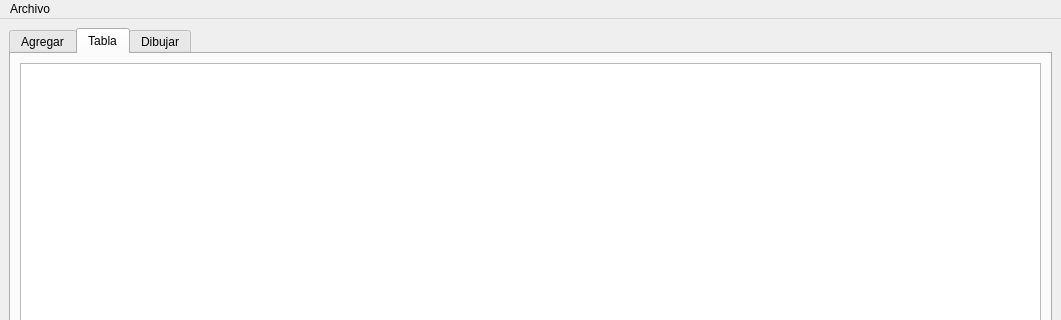
Qt form mainwindow.ui (DavidDEstrada/ui_particulas) before a commit; both pictures show x 0 to 1061 and y 0 to 320 of the 1061 by 558 pixel window.
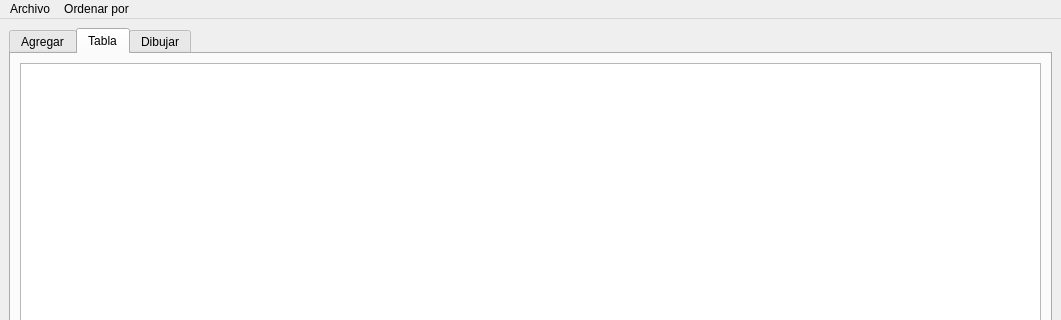
The same form after that commit. The open tabs and pages were chosen to show the change.

Commit message: Se añade la opcion de ordenar (sort)

The edit to the form file:
```diff
--- a/mainwindow.ui
+++ b/mainwindow.ui
@@ -270,7 +270,16 @@
     <addaction name="actionAbrir"/>
     <addaction name="actionGuardar"/>
    </widget>
+   <widget class="QMenu" name="menuOrdenar_por">
+    <property name="title">
+     <string>Ordenar por</string>
+    </property>
+    <addaction name="actionId"/>
+    <addaction name="actionDistancia"/>
+    <addaction name="actionVelocidad"/>
+   </widget>
    <addaction name="menuArchivo"/>
+   <addaction name="menuOrdenar_por"/>
   </widget>
   <widget class="QStatusBar" name="statusbar"/>
   <action name="actionAbrir">
```
Left out of the diff: 17 changed lines with no effect on the pictures. The commit also changes 5 other files.
